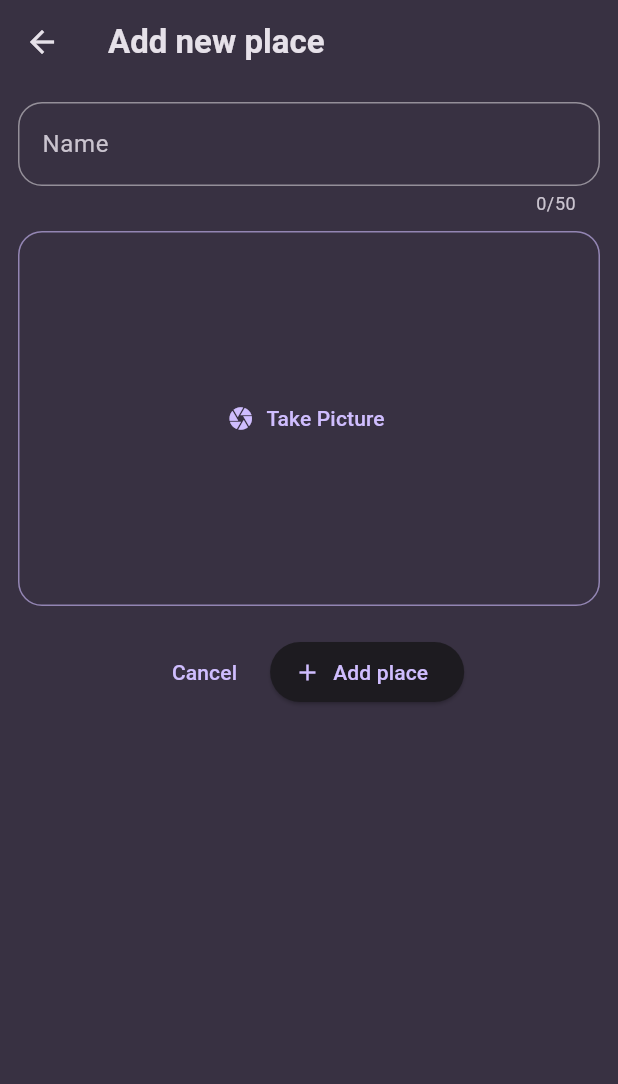
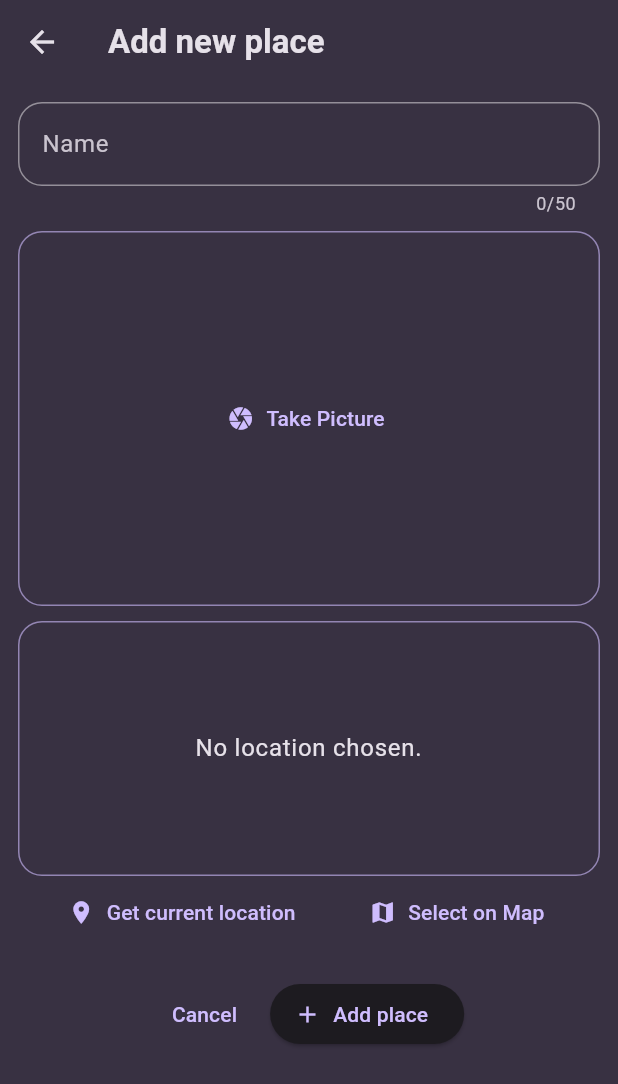
Before and after one commit to RonydaEssam/favourite_places, a Flutter app: the AddPlaceScreen screen opened directly, on a phone screen of 412 x 824 dp. Shown: the top 1084 px of the screen. Run offline on Flutter 3.47's test engine with Material 3 defaults, Android fonts, the phone set to English and light mode, and no system bars; our stand-ins replace flutter_riverpod, google_fonts, image_picker.

Commit message:
install location package and add location widget

```diff
--- /dev/null
+++ b/lib/Widgets/location_input.dart
@@ -0,0 +1,56 @@
+import 'package:flutter/material.dart';
+
+class LocationInput extends StatefulWidget {
+  const LocationInput({super.key});
+
+  @override
+  State<LocationInput> createState() {
+    return _LocationInputState();
+  }
+}
+
+class _LocationInputState extends State<LocationInput> {
+  @override
+  Widget build(BuildContext context) {
+    return Column(
+      children: [
+        Container(
+          height: 170,
+          width: double.infinity,
+          alignment: Alignment.center,
+          decoration: BoxDecoration(
+            border: Border.all(
+              width: 1,
+              color: Theme.of(
+                context,
+              ).colorScheme.primary.withValues(alpha: 0.6),
+            ),
+            borderRadius: BorderRadius.all(Radius.circular(16)),
+          ),
+          child: Text(
+            'No location chosen.',
+            textAlign: TextAlign.center,
+            style: Theme.of(context).textTheme.bodyLarge!.copyWith(
+              color: Theme.of(context).colorScheme.onSurface,
+            ),
+          ),
+        ),
+        Row(
+          mainAxisAlignment: MainAxisAlignment.spaceEvenly,
+          children: [
+            TextButton.icon(
+              icon: Icon(Icons.location_on),
+              label: Text('Get current location'),
+              onPressed: () {},
+            ),
+            TextButton.icon(
+              icon: Icon(Icons.map),
+              label: Text('Select on Map'),
+              onPressed: () {},
+            ),
+          ],
+        ),
+      ],
+    );
+  }
+}
--- a/lib/screens/add_place_screen.dart
+++ b/lib/screens/add_place_screen.dart
@@ -1,5 +1,6 @@
 import 'package:favourite_places/Providers/user_places.dart';
 import 'package:favourite_places/Widgets/image_input.dart';
+import 'package:favourite_places/Widgets/location_input.dart';
 import 'package:flutter/material.dart';
 import 'package:flutter_riverpod/flutter_riverpod.dart';
 import 'dart:io';
@@ -88,6 +89,8 @@ class AddPlaceScreenState extends ConsumerState<AddPlaceScreen> {
               ),
               const SizedBox(height: 10),
               ImageInput(onPickImage: (image) => _selectedImage = image),
+              const SizedBox(height: 10),
+              LocationInput(),
               const SizedBox(height: 20),
               Row(
                 mainAxisAlignment: MainAxisAlignment.center,
--- a/pubspec.yaml
+++ b/pubspec.yaml
@@ -38,6 +38,7 @@ dependencies:
   uuid: ^4.5.2
   flutter_riverpod: ^3.0.3
   image_picker: ^1.2.1
+  location: ^8.0.1
 
 dev_dependencies:
   flutter_test:
```
Also changed, not shown: pubspec.lock, 2 other files.
